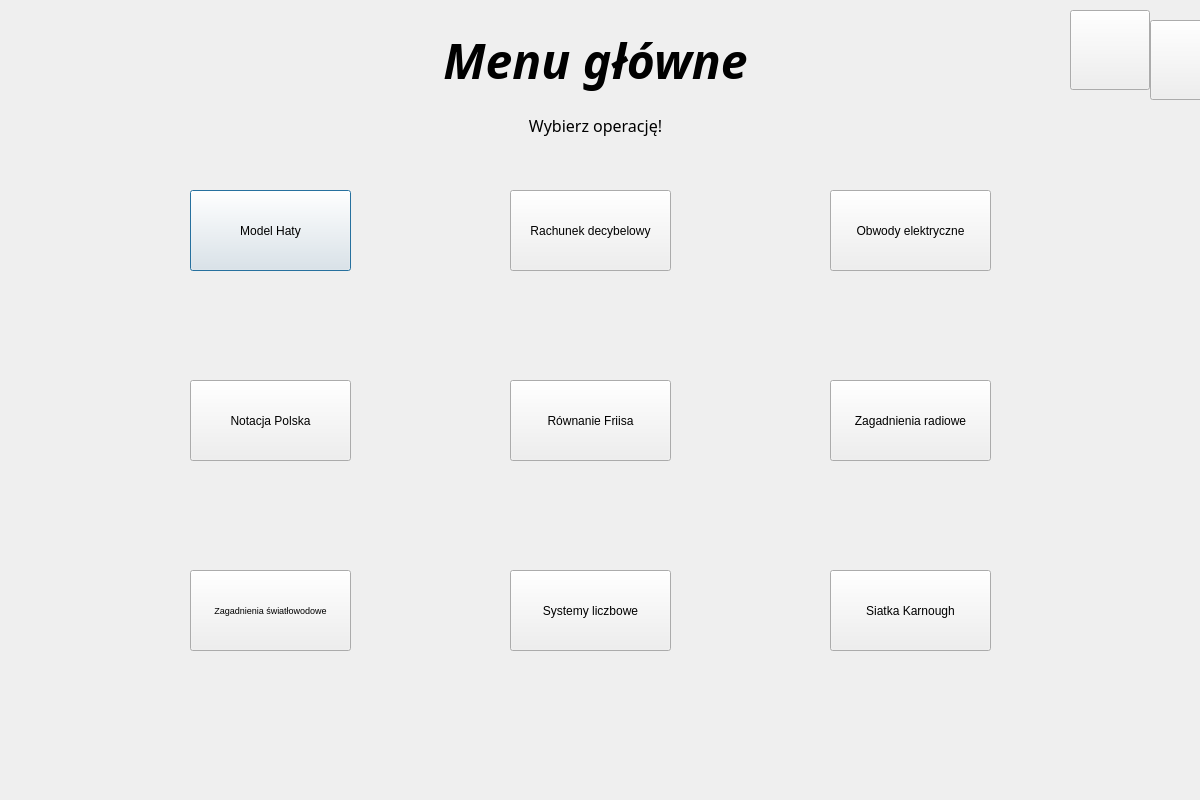
Before: the Qt Designer form UI/Menu.ui in lukaszbladziak5/ICalcThis, drawn with Qt 5.
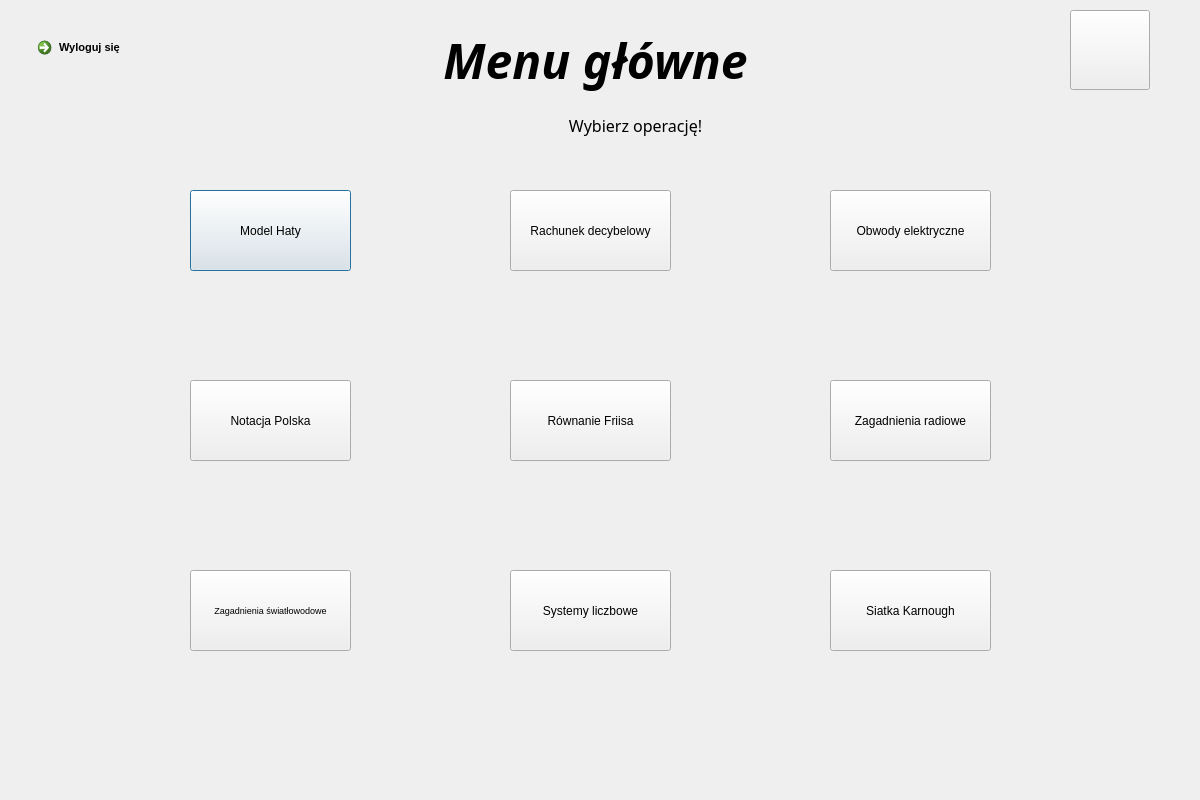
After: the same form once the commit is applied.

```diff
--- a/UI/Menu.ui
+++ b/UI/Menu.ui
@@ -49,7 +49,7 @@
    <widget class="QLabel" name="wyborOperacjiTekst">
     <property name="geometry">
      <rect>
-      <x>470</x>
+      <x>510</x>
       <y>110</y>
       <width>251</width>
       <height>31</height>
@@ -205,23 +205,26 @@
      </size>
     </property>
    </widget>
-   <widget class="QPushButton" name="profil_menu">
+   <widget class="QCommandLinkButton" name="commandLinkButton">
     <property name="geometry">
      <rect>
-      <x>1150</x>
-      <y>20</y>
-      <width>80</width>
-      <height>80</height>
+      <x>30</x>
+      <y>30</y>
+      <width>201</width>
+      <height>41</height>
      </rect>
     </property>
+    <property name="font">
+     <font>
+      <family>Segoe UI</family>
+      <pointsize>8</pointsize>
+     </font>
+    </property>
+    <property name="cursor">
+     <cursorShape>ArrowCursor</cursorShape>
+    </property>
     <property name="text">
-     <string/>
-    </property>
-    <property name="iconSize">
-     <size>
-      <width>90</width>
-      <height>90</height>
-     </size>
+     <string>Wyloguj się</string>
     </property>
    </widget>
   </widget>
```
